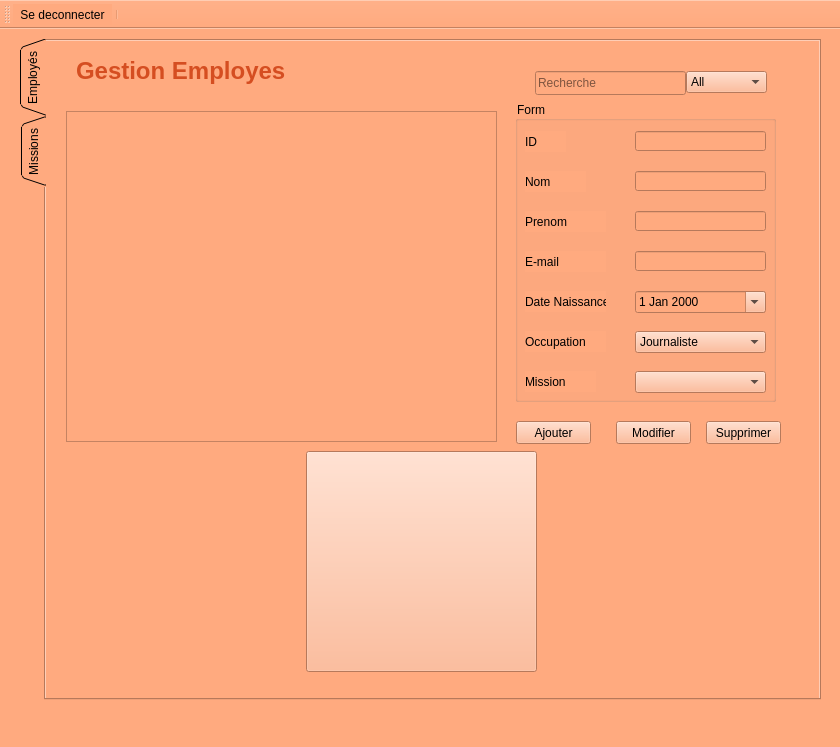
Above: new_agency/gestion_zouhour.ui from nefissaKhiari/Smart_News_Agency_2A20 before the change. Below: the same form after it.
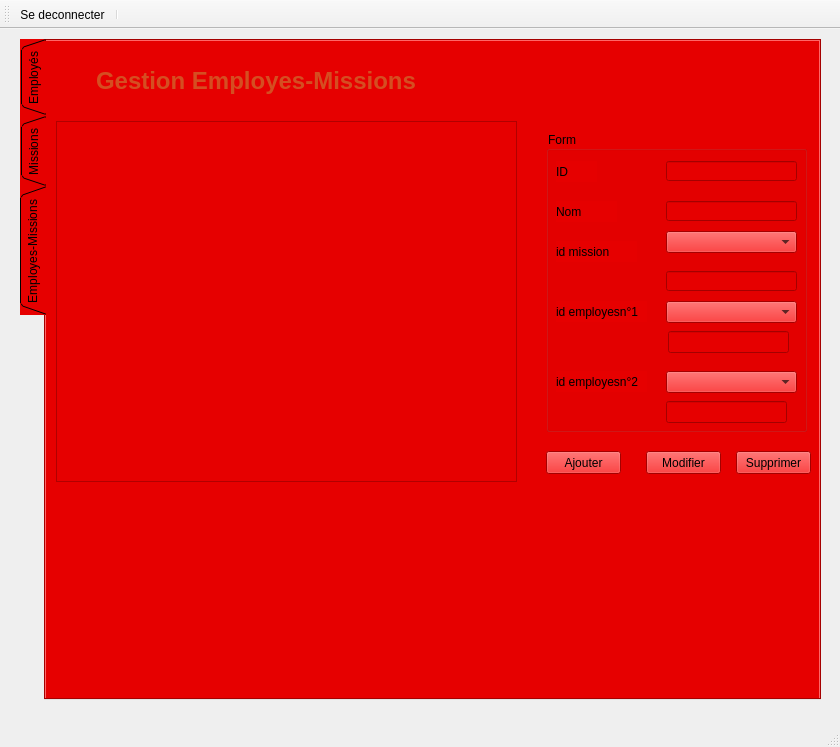
That is the form after the change. The open tabs and pages were chosen to show the change. Icons and pictures are not drawn.

Patch:
```diff
--- a/new_agency/gestion_zouhour.ui
+++ b/new_agency/gestion_zouhour.ui
@@ -14,9 +14,7 @@
    <string>MainWindow</string>
   </property>
   <property name="styleSheet">
-   <string notr="true">background-image: url(:/res/img/hand-painted-watercolor-background-with-sky-clouds-shape_24972-1095.jpg);
-background-image: url(:/new/prefix1/img/hand-painted-watercolor-background-with-sky-clouds-shape_24972-1095.jpg);
-background-color: rgb(255, 170, 127);</string>
+   <string notr="true">background-image: url(:/new/prefix1/img/maxresdefault.jpg);</string>
   </property>
   <widget class="QWidget" name="centralwidget">
    <widget class="QTabWidget" name="tabWidget">
@@ -29,7 +27,9 @@
      </rect>
     </property>
     <property name="styleSheet">
-     <string notr="true">background-image: url(:/new/prefix1/img/hand-painted-watercolor-background-with-sky-clouds-shape_24972-1095.jpg);</string>
+     <string notr="true">background-image: url(:/new/prefix1/img/hand-painted-watercolor-background-with-sky-clouds-shape_24972-1095.jpg);
+background-color: rgb(230, 0, 0);
+background-image: url(:/new/prefix1/img/maxresdefault.jpg);</string>
     </property>
     <property name="tabPosition">
      <enum>QTabWidget::West</enum>
@@ -600,6 +600,240 @@
       </property>
      </widget>
     </widget>
+    <widget class="QWidget" name="tab_3">
+     <attribute name="title">
+      <string>Employes-Missions</string>
+     </attribute>
+     <widget class="QLabel" name="label_13">
+      <property name="geometry">
+       <rect>
+        <x>50</x>
+        <y>20</y>
+        <width>431</width>
+        <height>41</height>
+       </rect>
+      </property>
+      <property name="text">
+       <string>&lt;html&gt;&lt;head/&gt;&lt;body&gt;&lt;p&gt;&lt;span style=&quot; font-size:18pt; font-weight:600; color:#d54e21;&quot;&gt;Gestion Employes-Missions&lt;/span&gt;&lt;/p&gt;&lt;/body&gt;&lt;/html&gt;</string>
+      </property>
+     </widget>
+     <widget class="QTableView" name="table_em">
+      <property name="geometry">
+       <rect>
+        <x>10</x>
+        <y>80</y>
+        <width>461</width>
+        <height>361</height>
+       </rect>
+      </property>
+      <property name="selectionMode">
+       <enum>QAbstractItemView::ExtendedSelection</enum>
+      </property>
+      <property name="sortingEnabled">
+       <bool>true</bool>
+      </property>
+      <attribute name="horizontalHeaderShowSortIndicator" stdset="0">
+       <bool>true</bool>
+      </attribute>
+     </widget>
+     <widget class="QGroupBox" name="groupBox_3">
+      <property name="geometry">
+       <rect>
+        <x>500</x>
+        <y>90</y>
+        <width>261</width>
+        <height>301</height>
+       </rect>
+      </property>
+      <property name="title">
+       <string>Form</string>
+      </property>
+      <widget class="QLabel" name="label_14">
+       <property name="geometry">
+        <rect>
+         <x>10</x>
+         <y>240</y>
+         <width>91</width>
+         <height>21</height>
+        </rect>
+       </property>
+       <property name="text">
+        <string>id employesn°2</string>
+       </property>
+      </widget>
+      <widget class="QLabel" name="label_15">
+       <property name="geometry">
+        <rect>
+         <x>10</x>
+         <y>170</y>
+         <width>91</width>
+         <height>21</height>
+        </rect>
+       </property>
+       <property name="text">
+        <string>id employesn°1</string>
+       </property>
+      </widget>
+      <widget class="QLineEdit" name="nom_em">
+       <property name="geometry">
+        <rect>
+         <x>120</x>
+         <y>70</y>
+         <width>131</width>
+         <height>20</height>
+        </rect>
+       </property>
+      </widget>
+      <widget class="QLineEdit" name="idmeml">
+       <property name="geometry">
+        <rect>
+         <x>120</x>
+         <y>140</y>
+         <width>131</width>
+         <height>20</height>
+        </rect>
+       </property>
+      </widget>
+      <widget class="QLabel" name="label_18">
+       <property name="geometry">
+        <rect>
+         <x>10</x>
+         <y>110</y>
+         <width>81</width>
+         <height>21</height>
+        </rect>
+       </property>
+       <property name="text">
+        <string>id mission</string>
+       </property>
+      </widget>
+      <widget class="QLineEdit" name="id_em">
+       <property name="geometry">
+        <rect>
+         <x>120</x>
+         <y>30</y>
+         <width>131</width>
+         <height>20</height>
+        </rect>
+       </property>
+      </widget>
+      <widget class="QLabel" name="label_19">
+       <property name="geometry">
+        <rect>
+         <x>10</x>
+         <y>30</y>
+         <width>41</width>
+         <height>21</height>
+        </rect>
+       </property>
+       <property name="text">
+        <string>ID</string>
+       </property>
+      </widget>
+      <widget class="QLabel" name="label_20">
+       <property name="geometry">
+        <rect>
+         <x>10</x>
+         <y>70</y>
+         <width>61</width>
+         <height>21</height>
+        </rect>
+       </property>
+       <property name="text">
+        <string>Nom</string>
+       </property>
+      </widget>
+      <widget class="QComboBox" name="ide2em">
+       <property name="geometry">
+        <rect>
+         <x>120</x>
+         <y>240</y>
+         <width>131</width>
+         <height>22</height>
+        </rect>
+       </property>
+      </widget>
+      <widget class="QLineEdit" name="ideeml">
+       <property name="geometry">
+        <rect>
+         <x>122</x>
+         <y>200</y>
+         <width>121</width>
+         <height>22</height>
+        </rect>
+       </property>
+      </widget>
+      <widget class="QLineEdit" name="ideeml2">
+       <property name="geometry">
+        <rect>
+         <x>120</x>
+         <y>270</y>
+         <width>121</width>
+         <height>22</height>
+        </rect>
+       </property>
+      </widget>
+      <widget class="QComboBox" name="ide2em_2">
+       <property name="geometry">
+        <rect>
+         <x>120</x>
+         <y>170</y>
+         <width>131</width>
+         <height>22</height>
+        </rect>
+       </property>
+      </widget>
+      <widget class="QComboBox" name="idmem">
+       <property name="geometry">
+        <rect>
+         <x>120</x>
+         <y>100</y>
+         <width>131</width>
+         <height>22</height>
+        </rect>
+       </property>
+      </widget>
+     </widget>
+     <widget class="QPushButton" name="supprimerem">
+      <property name="geometry">
+       <rect>
+        <x>690</x>
+        <y>410</y>
+        <width>75</width>
+        <height>23</height>
+       </rect>
+      </property>
+      <property name="text">
+       <string>Supprimer</string>
+      </property>
+     </widget>
+     <widget class="QPushButton" name="modifem">
+      <property name="geometry">
+       <rect>
+        <x>600</x>
+        <y>410</y>
+        <width>75</width>
+        <height>23</height>
+       </rect>
+      </property>
+      <property name="text">
+       <string>Modifier</string>
+      </property>
+     </widget>
+     <widget class="QPushButton" name="ajouterem">
+      <property name="geometry">
+       <rect>
+        <x>500</x>
+        <y>410</y>
+        <width>75</width>
+        <height>23</height>
+       </rect>
+      </property>
+      <property name="text">
+       <string>Ajouter</string>
+      </property>
+     </widget>
+    </widget>
    </widget>
   </widget>
   <widget class="QMenuBar" name="menubar">
```
Left out of the diff: 49 changed lines with no effect on the pictures.
